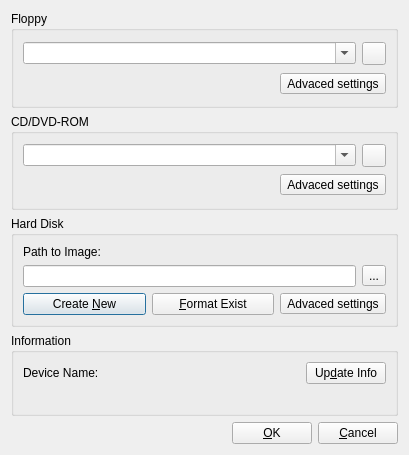
Old version of the form Properties_Window.ui in the repository tobimensch/aqemu.
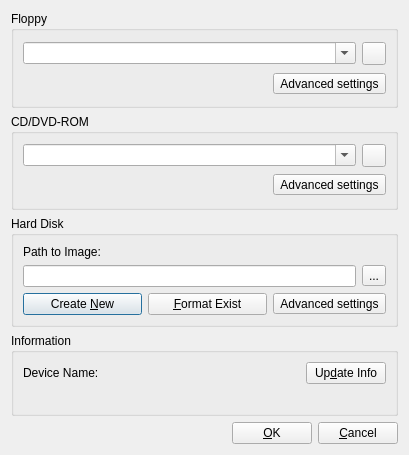
New version of the form. Icons and pictures are not drawn.

Commit message: Applied patch from https://retracile.net/blog/2014/12/29/19.00 that fixes spelling of Advanced button

```diff
--- a/Properties_Window.ui
+++ b/Properties_Window.ui
@@ -78,7 +78,7 @@
       <item row="1" column="1">
        <widget class="QToolButton" name="TB_FD_Advanced_Settings">
         <property name="text">
-         <string>Advaced settings</string>
+         <string>Advanced settings</string>
         </property>
         <property name="icon">
          <iconset resource="images.qrc">
@@ -148,7 +148,7 @@
       <item row="1" column="1">
        <widget class="QToolButton" name="TB_CDROM_Advanced_Settings">
         <property name="text">
-         <string>Advaced settings</string>
+         <string>Advanced settings</string>
         </property>
         <property name="icon">
          <iconset resource="images.qrc">
@@ -227,7 +227,7 @@
       <item row="2" column="2">
        <widget class="QToolButton" name="TB_HDD_Advanced_Settings">
         <property name="text">
-         <string>Advaced settings</string>
+         <string>Advanced settings</string>
         </property>
         <property name="icon">
          <iconset resource="images.qrc">
```
The commit also changes 5 other files.
